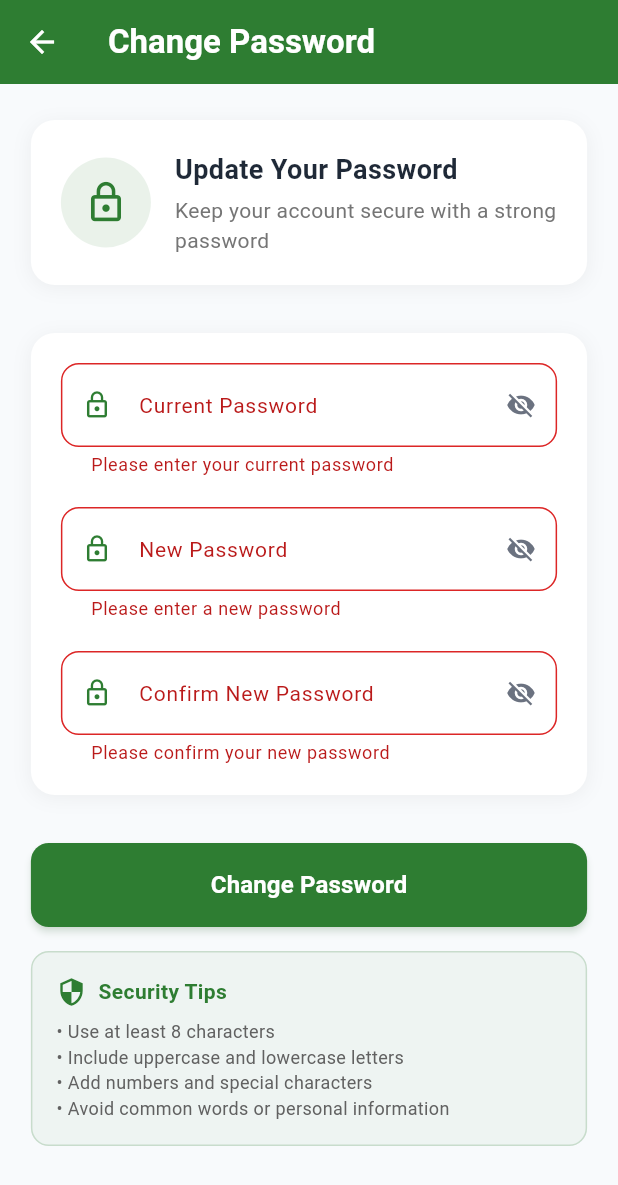
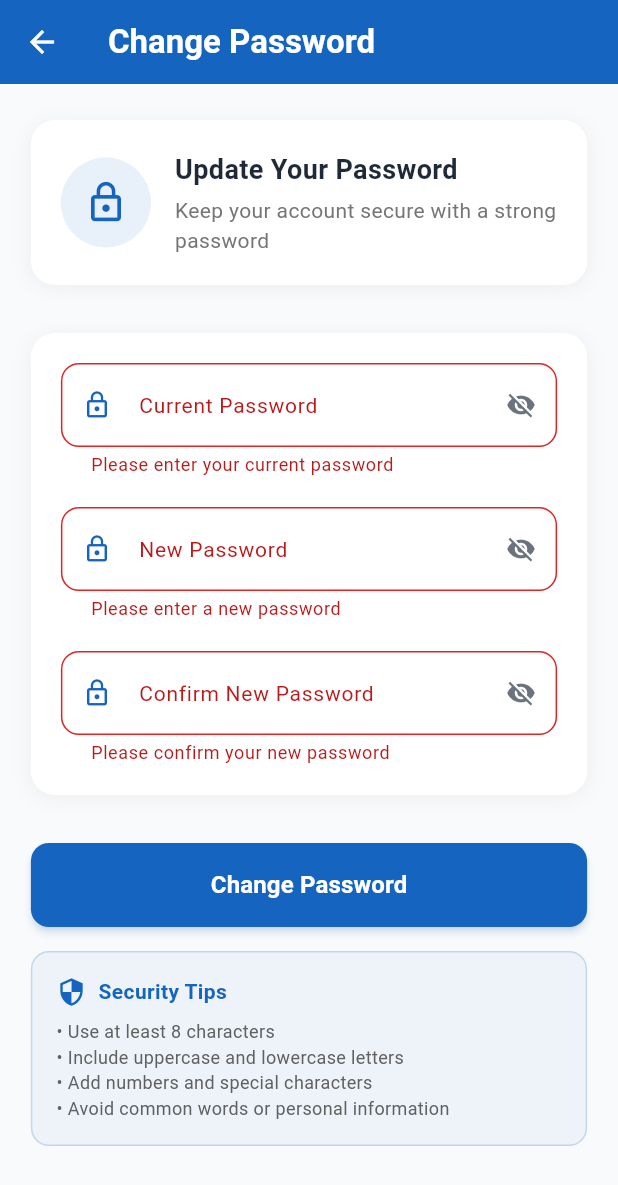
Before and after one commit to CSIT-Association-of-BMC/quadraMinds, a Flutter app: the ChangePasswordScreen screen opened directly, after a tap on "Change Password", on a phone screen of 412 x 824 dp. Shown: the top 1185 px of the screen. Run offline on Flutter 3.47's test engine with Material 3 defaults, Android fonts, the phone set to English and light mode, and no system bars; our stand-ins replace cloud_firestore, firebase_auth, firebase_core, geocoding, geolocator, shared_preferences; accounts and stored records are empty.

Commit message:
colour changed

```diff
--- a/lib/screens/profile_client/change_password_screen.dart
+++ b/lib/screens/profile_client/change_password_screen.dart
@@ -57,14 +57,15 @@ class _ChangePasswordScreenState extends State<ChangePasswordScreen>
           'Change Password',
           style: TextStyle(color: Colors.white, fontWeight: FontWeight.w600),
         ),
-        backgroundColor: const Color(0xFF2E7D32),
+        backgroundColor: const Color(0xFF1565C0),
         foregroundColor: Colors.white,
         elevation: 0,
       ),
-      body: _isLoading
+      body:
+          _isLoading
               ? const Center(
                 child: CircularProgressIndicator(
-                valueColor: AlwaysStoppedAnimation<Color>(Color(0xFF2E7D32)),
+                  valueColor: AlwaysStoppedAnimation<Color>(Color(0xFF1565C0)),
                 ),
               )
               : FadeTransition(
@@ -123,12 +124,12 @@ class _ChangePasswordScreenState extends State<ChangePasswordScreen>
             width: 60,
             height: 60,
             decoration: BoxDecoration(
-              color: const Color(0xFF2E7D32).withValues(alpha: 0.1),
+              color: const Color(0xFF1565C0).withValues(alpha: 0.1),
               shape: BoxShape.circle,
             ),
             child: const Icon(
               Icons.lock_outline,
-              color: Color(0xFF2E7D32),
+              color: Color(0xFF1565C0),
               size: 30,
             ),
           ),
@@ -148,10 +149,7 @@ class _ChangePasswordScreenState extends State<ChangePasswordScreen>
                 const SizedBox(height: 4),
                 Text(
                   'Keep your account secure with a strong password',
-                  style: TextStyle(
-                    fontSize: 14,
-                    color: Colors.grey[600],
-                  ),
+                  style: TextStyle(fontSize: 14, color: Colors.grey[600]),
                 ),
               ],
             ),
@@ -255,7 +253,7 @@ class _ChangePasswordScreenState extends State<ChangePasswordScreen>
         labelStyle: const TextStyle(fontSize: 14),
         prefixIcon: const Icon(
           Icons.lock_outline,
-          color: Color(0xFF2E7D32),
+          color: Color(0xFF1565C0),
           size: 20,
         ),
         suffixIcon: IconButton(
@@ -277,7 +275,7 @@ class _ChangePasswordScreenState extends State<ChangePasswordScreen>
         ),
         focusedBorder: OutlineInputBorder(
           borderRadius: BorderRadius.circular(12),
-          borderSide: const BorderSide(color: Color(0xFF2E7D32)),
+          borderSide: const BorderSide(color: Color(0xFF1565C0)),
         ),
         errorBorder: OutlineInputBorder(
           borderRadius: BorderRadius.circular(12),
@@ -298,20 +296,17 @@ class _ChangePasswordScreenState extends State<ChangePasswordScreen>
       child: ElevatedButton(
         onPressed: _isLoading ? null : _handleChangePassword,
         style: ElevatedButton.styleFrom(
-          backgroundColor: const Color(0xFF2E7D32),
+          backgroundColor: const Color(0xFF1565C0),
           foregroundColor: Colors.white,
           elevation: 2,
-          shadowColor: const Color(0xFF2E7D32).withValues(alpha: 0.3),
+          shadowColor: const Color(0xFF1565C0).withValues(alpha: 0.3),
           shape: RoundedRectangleBorder(
             borderRadius: BorderRadius.circular(12),
           ),
         ),
         child: const Text(
           'Change Password',
-          style: TextStyle(
-            fontSize: 16,
-            fontWeight: FontWeight.w600,
-          ),
+          style: TextStyle(fontSize: 16, fontWeight: FontWeight.w600),
         ),
       ),
     );
@@ -321,10 +316,10 @@ class _ChangePasswordScreenState extends State<ChangePasswordScreen>
     return Container(
       padding: const EdgeInsets.all(16),
       decoration: BoxDecoration(
-        color: const Color(0xFF2E7D32).withValues(alpha: 0.05),
+        color: const Color(0xFF1565C0).withValues(alpha: 0.05),
         borderRadius: BorderRadius.circular(12),
         border: Border.all(
-          color: const Color(0xFF2E7D32).withValues(alpha: 0.2),
+          color: const Color(0xFF1565C0).withValues(alpha: 0.2),
         ),
       ),
       child: Column(
@@ -332,18 +327,14 @@ class _ChangePasswordScreenState extends State<ChangePasswordScreen>
         children: [
           Row(
             children: [
-              Icon(
-                Icons.security,
-                color: const Color(0xFF2E7D32),
-                size: 20,
-              ),
+              Icon(Icons.security, color: const Color(0xFF1565C0), size: 20),
               const SizedBox(width: 8),
               const Text(
                 'Security Tips',
                 style: TextStyle(
                   fontSize: 14,
                   fontWeight: FontWeight.w600,
-                  color: Color(0xFF2E7D32),
+                  color: Color(0xFF1565C0),
                 ),
               ),
             ],
@@ -389,7 +380,7 @@ class _ChangePasswordScreenState extends State<ChangePasswordScreen>
           ScaffoldMessenger.of(context).showSnackBar(
             const SnackBar(
               content: Text('Password changed successfully!'),
-              backgroundColor: Color(0xFF2E7D32),
+              backgroundColor: Color(0xFF1565C0),
               behavior: SnackBarBehavior.floating,
             ),
           );
```
Lines whose indentation alone changed are shown as unchanged.
